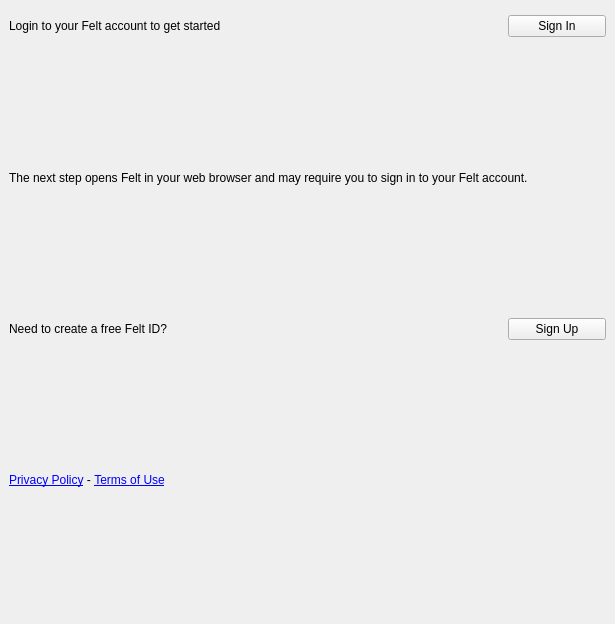
The window that felt/ui/authorize.ui (felt/qgis-plugin) describes before a commit, drawn with Qt 5.
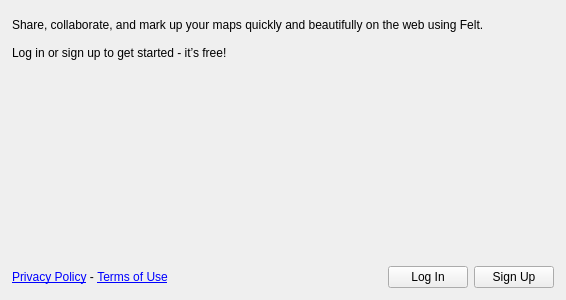
The same window after the commit.

Commit message:
Rework authorization dialog to match mockups
Refs #16

```diff
--- a/felt/ui/authorize.ui
+++ b/felt/ui/authorize.ui
@@ -6,14 +6,14 @@
    <rect>
     <x>0</x>
     <y>0</y>
-    <width>615</width>
-    <height>624</height>
+    <width>566</width>
+    <height>300</height>
    </rect>
   </property>
   <property name="windowTitle">
    <string>Form</string>
   </property>
-  <layout class="QVBoxLayout" name="verticalLayout">
+  <layout class="QVBoxLayout" name="verticalLayout_2">
    <property name="leftMargin">
     <number>0</number>
    </property>
@@ -37,64 +37,47 @@
     </widget>
    </item>
    <item>
-    <layout class="QGridLayout" name="gridLayout" columnstretch="5,1">
+    <layout class="QVBoxLayout" name="verticalLayout" stretch="0,0,0">
      <property name="leftMargin">
-      <number>9</number>
+      <number>12</number>
      </property>
      <property name="topMargin">
-      <number>9</number>
+      <number>12</number>
      </property>
      <property name="rightMargin">
-      <number>9</number>
+      <number>12</number>
      </property>
      <property name="bottomMargin">
-      <number>9</number>
+      <number>12</number>
      </property>
-     <item row="0" column="0">
+     <item>
       <widget class="QLabel" name="label_login">
        <property name="text">
-        <string>Login to your Felt account to get started</string>
+        <string>Share, collaborate, and mark up your maps quickly and beautifully on the web using Felt.
+
+Log in or sign up to get started - it’s free!</string>
        </property>
        <property name="wordWrap">
         <bool>true</bool>
        </property>
       </widget>
      </item>
-     <item row="0" column="1">
-      <widget class="QPushButton" name="sign_in_button">
-       <property name="text">
-        <string>Sign In</string>
+     <item>
+      <spacer name="verticalSpacer">
+       <property name="orientation">
+        <enum>Qt::Vertical</enum>
        </property>
-      </widget>
-     </item>
-     <item row="1" column="0" colspan="2">
-      <widget class="QLabel" name="label_2">
-       <property name="text">
-        <string>The next step opens Felt in your web browser and may require you to sign in to your Felt account.</string>
+       <property name="sizeHint" stdset="0">
+        <size>
+         <width>20</width>
+         <height>40</height>
+        </size>
        </property>
-       <property name="wordWrap">
-        <bool>true</bool>
-       </property>
-      </widget>
+      </spacer>
      </item>
-     <item row="2" column="0">
-      <widget class="QLabel" name="label_create">
-       <property name="text">
-        <string>Need to create a free Felt ID?</string>
-       </property>
-       <property name="wordWrap">
-        <bool>true</bool>
-       </property>
-      </widget>
-     </item>
-     <item row="2" column="1">
-      <widget class="QPushButton" name="sign_up_button">
-       <property name="text">
-        <string>Sign Up</string>
-       </property>
-      </widget>
-     </item>
-     <item row="3" column="0" colspan="2">
+     <item>
+      <layout class="QHBoxLayout" name="horizontalLayout" stretch="1,0,0">
+       <item>
       <widget class="QLabel" name="footer_label">
        <property name="text">
         <string>&lt;html&gt;&lt;head/&gt;&lt;body&gt;&lt;p&gt;&lt;a href=&quot;privacy_policy&quot;&gt;&lt;span style=&quot; text-decoration: underline; color:#0000ff;&quot;&gt;Privacy Policy&lt;/span&gt;&lt;/a&gt; - &lt;a href=&quot;terms_of_use&quot;&gt;&lt;span style=&quot; text-decoration: underline; color:#0000ff;&quot;&gt;Terms of Use&lt;/span&gt;&lt;/a&gt;&lt;/p&gt;&lt;/body&gt;&lt;/html&gt;</string>
@@ -106,6 +89,22 @@
         <set>Qt::LinksAccessibleByKeyboard|Qt::LinksAccessibleByMouse</set>
        </property>
       </widget>
+       </item>
+       <item>
+        <widget class="QPushButton" name="sign_in_button">
+         <property name="text">
+          <string>Log In</string>
+         </property>
+        </widget>
+       </item>
+       <item>
+        <widget class="QPushButton" name="sign_up_button">
+         <property name="text">
+          <string>Sign Up</string>
+         </property>
+        </widget>
+       </item>
+      </layout>
      </item>
     </layout>
    </item>
```
Lines whose indentation alone changed are shown as unchanged. The commit also changes 2 other files.
